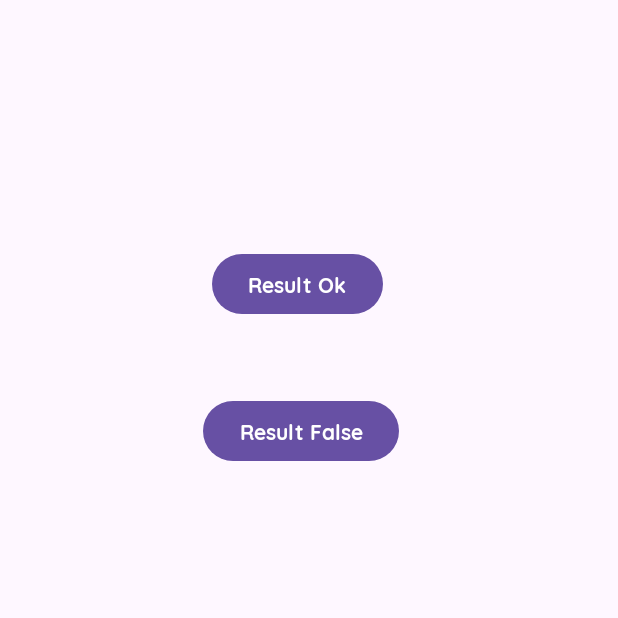
After one commit to pablo162000/dp_u1_ps_mg, an Android app: the ResultActivity screen opened directly, with no data from a screen before it, on a phone screen of 412 x 824 dp, the top half of it. The commit adds this screen. Run offline under Robolectric (Android 15) with nearby library versions, the light colour scheme and no system bars; Roboto replaces fonts that are not available here.

Commit message:
Taller 17/07/2023: Intents y ResultActivity

```diff
--- /dev/null
+++ b/app/src/main/java/com/example/dispositivosmoviles/ui/activities/ResultActivity.kt
@@ -0,0 +1,30 @@
+package com.example.dispositivosmoviles.ui.activities
+
+import androidx.appcompat.app.AppCompatActivity
+import android.os.Bundle
+import com.example.dispositivosmoviles.R
+import com.example.dispositivosmoviles.databinding.ActivityResultBinding
+
+class ResultActivity : AppCompatActivity() {
+    private lateinit var binding: ActivityResultBinding
+
+    override fun onCreate(savedInstanceState: Bundle?) {
+        super.onCreate(savedInstanceState)
+        binding = ActivityResultBinding.inflate(layoutInflater)
+        setContentView(binding.root)
+    }
+
+    override fun onStart() {
+        super.onStart()
+
+        binding.btnResultOk.setOnClickListener {
+            setResult(RESULT_OK)
+            finish()
+        }
+        binding.btnResultFalse.setOnClickListener {
+            setResult(RESULT_CANCELED)
+            finish()
+        }
+    }
+
+}
--- /dev/null
+++ b/app/src/main/res/layout/activity_result.xml
@@ -0,0 +1,33 @@
+<?xml version="1.0" encoding="utf-8"?>
+<androidx.constraintlayout.widget.ConstraintLayout xmlns:android="http://schemas.android.com/apk/res/android"
+    xmlns:app="http://schemas.android.com/apk/res-auto"
+    xmlns:tools="http://schemas.android.com/tools"
+    android:layout_width="match_parent"
+    android:layout_height="match_parent"
+    tools:context=".ui.activities.ResultActivity">
+
+    <Button
+        android:id="@+id/btnResultOk"
+        android:layout_width="wrap_content"
+        android:layout_height="wrap_content"
+        android:text="Result Ok"
+        app:layout_constraintBottom_toBottomOf="parent"
+        app:layout_constraintEnd_toEndOf="parent"
+        app:layout_constraintHorizontal_bias="0.474"
+        app:layout_constraintStart_toStartOf="parent"
+        app:layout_constraintTop_toTopOf="parent"
+        app:layout_constraintVertical_bias="0.213" />
+
+    <Button
+        android:id="@+id/btnResultFalse"
+        android:layout_width="wrap_content"
+        android:layout_height="wrap_content"
+        android:layout_marginTop="50dp"
+        android:text="Result False"
+        app:layout_constraintBottom_toBottomOf="parent"
+        app:layout_constraintEnd_toEndOf="parent"
+        app:layout_constraintHorizontal_bias="0.481"
+        app:layout_constraintStart_toStartOf="parent"
+        app:layout_constraintTop_toBottomOf="@+id/btnResultOk"
+        app:layout_constraintVertical_bias="0.0" />
+</androidx.constraintlayout.widget.ConstraintLayout>
```
Also changed, not shown: app/src/main/AndroidManifest.xml (+5 -2 lines), app/src/main/java/com/example/dispositivosmoviles/ui/activities/MainActivity.kt (+54 -6 lines), app/src/main/res/layout/activity_main.xml (+13 -13 lines).
